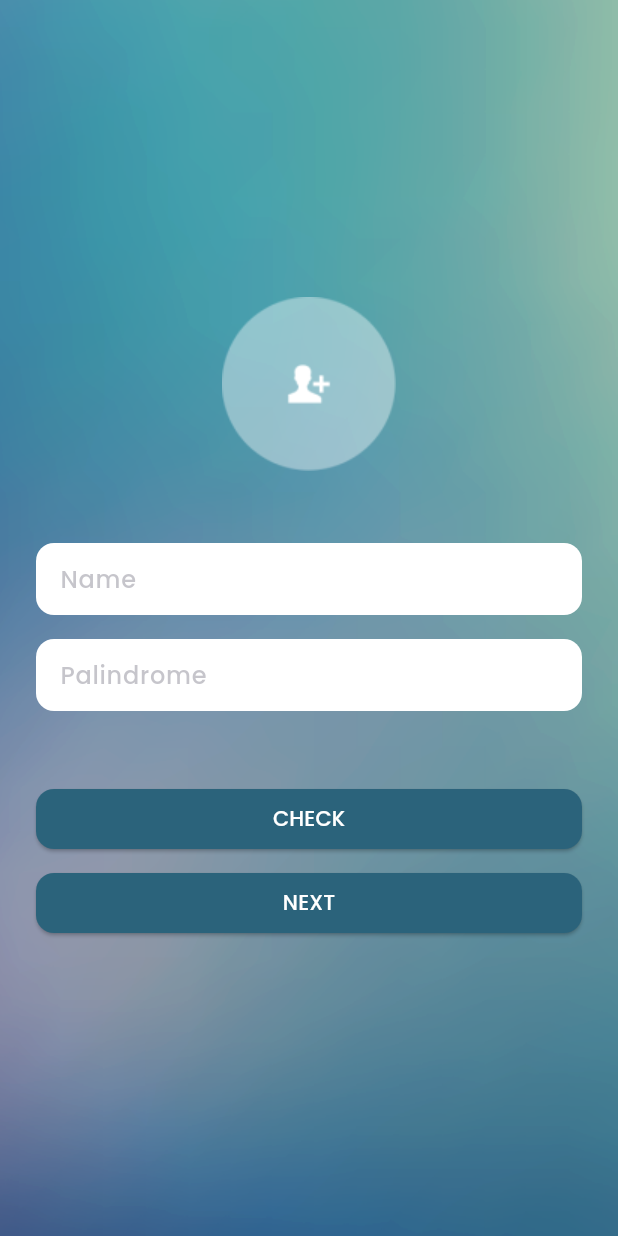
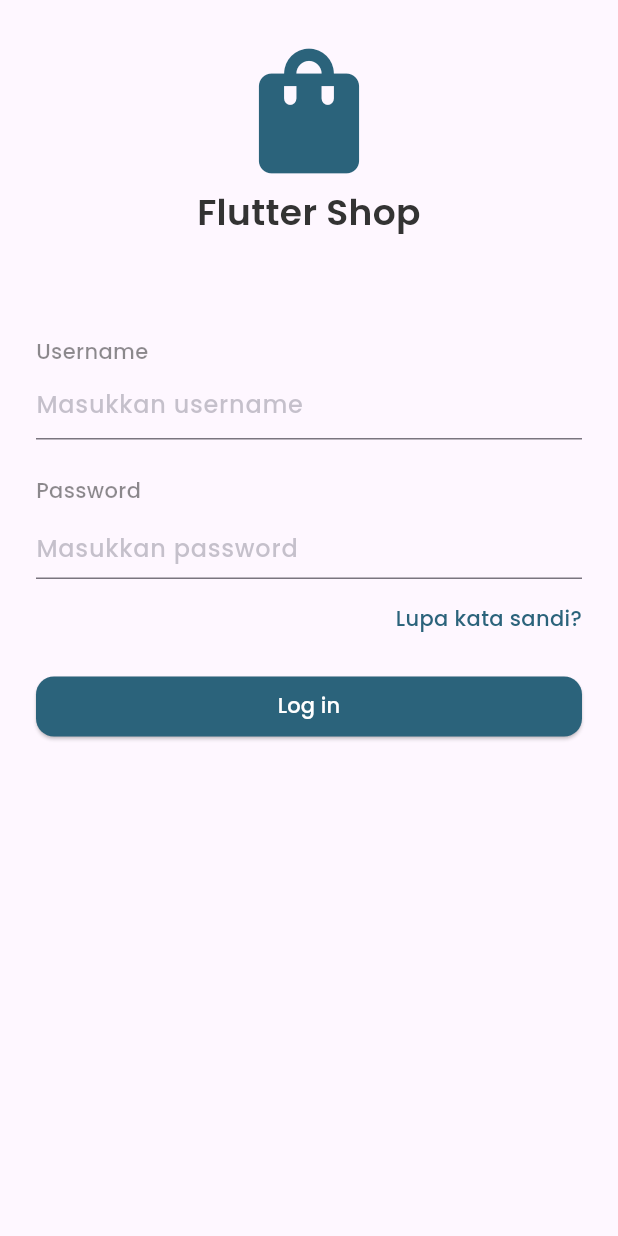
Before and after one commit to ristekoss/flutter-clean-architecture, a Flutter app: the screen it shows after launch, on a phone screen of 412 x 824 dp. Run offline on Flutter 3.47's test engine with Material 3 defaults, Android fonts, the phone set to English and light mode, and no system bars; our stand-ins replace dartz, dio, equatable, flutter_bloc, get_it, go_router and 3 more; project files that could hold a hidden picture were left out.

Commit message:
feat(authentication): implement login screen

```diff
--- a/lib/core/router/app_router_config.dart
+++ b/lib/core/router/app_router_config.dart
@@ -1,19 +1,19 @@
-import 'package:go_router/go_router.dart';
-import 'package:boilerplate/features/main/presentation/pages/first_page.dart';
+import 'package:boilerplate/features/authentication/presentation/pages/login_page.dart';
 import 'package:boilerplate/features/main/presentation/pages/main_page.dart';
 import 'package:boilerplate/features/main/presentation/pages/second_page.dart';
 import 'package:boilerplate/features/main/presentation/pages/third_page.dart';
+import 'package:go_router/go_router.dart';
 
 import 'app_routes.dart';
 
 class AppRouterConfig {
   static final GoRouter _router = GoRouter(
-      initialLocation: '/',
+      initialLocation: LoginPage.route,
       routes: <RouteBase>[
         GoRoute(
-          path: '/',
-          name: AppRoutes.loginPage,
-          builder: (context, state) => const FirstPage()
+          path: LoginPage.route,
+          name: LoginPage.route,
+          builder: (context, state) => const LoginPage()
         ),
         ShellRoute(
             builder: (context, state, child) => MainPage(body: child),
--- a/lib/design/constants/colors.dart
+++ b/lib/design/constants/colors.dart
@@ -2,6 +2,9 @@ import 'dart:ui';
 
 class AppColors {
   static const Color primary = Color(0xFF2B637B);
+  static const Color secondary = Color(0xFF333333);
+
+
   static const Color black = Color(0xFF04021D);
   static const Color blue = Color(0xFF554AF0);
 
--- /dev/null
+++ b/lib/design/widgets/app_text_button.dart
@@ -0,0 +1,28 @@
+import 'package:flutter/material.dart';
+
+import '../constants/colors.dart';
+import '../constants/text_style.dart';
+
+class AppTextButton extends StatelessWidget {
+  final String label;
+  final VoidCallback onTap;
+
+  const AppTextButton({
+    super.key,
+    required this.label,
+    required this.onTap,
+  });
+
+  @override
+  Widget build(BuildContext context) {
+    return GestureDetector(
+      onTap: onTap,
+      child: Text(
+        label,
+        style: AppTextStyle.regularSemiBold.copyWith(
+          color: AppColors.primary,
+        ),
+      ),
+    );
+  }
+}
--- a/lib/design/widgets/app_text_field.dart
+++ b/lib/design/widgets/app_text_field.dart
@@ -3,27 +3,75 @@ import 'package:flutter/material.dart';
 import '../constants/colors.dart';
 import '../constants/text_style.dart';
 
-class AppTextField extends StatelessWidget {
+class AppTextField extends StatefulWidget {
   final TextEditingController controller;
   final String hint;
-  const AppTextField({Key? key, required this.controller, required this.hint}) : super(key: key);
+  final String? label;
+  final bool obscureText;
+
+  const AppTextField({
+    Key? key,
+    required this.controller,
+    required this.hint,
+    this.label,
+    this.obscureText = false,
+  }) : super(key: key);
+
+  @override
+  State<AppTextField> createState() => _AppTextFieldState();
+}
+
+class _AppTextFieldState extends State<AppTextField> {
+  late ValueNotifier<bool> isObscure;
+
+  @override
+  void initState() {
+    isObscure = ValueNotifier<bool>(widget.obscureText);
+    super.initState();
+  }
 
   @override
   Widget build(BuildContext context) {
-    return Container(
-        padding: const EdgeInsets.symmetric(horizontal: 16),
-        decoration: BoxDecoration(
-          color: Colors.white,
-          borderRadius: BorderRadius.circular(12),
+    return Column(
+      crossAxisAlignment: CrossAxisAlignment.start,
+      children: [
+        if (widget.label != null)
+          Text(
+            widget.label!,
+            style: AppTextStyle.regularSemiBold.copyWith(
+              color: Colors.black45,
+            ),
+          ),
+        ValueListenableBuilder(
+          valueListenable: isObscure,
+          builder: (context, obscure, child) {
+            return TextField(
+              controller: widget.controller,
+              obscureText: obscure,
+              style: AppTextStyle.regularSemiBold.copyWith(
+                color: Colors.black,
+              ),
+              decoration: InputDecoration(
+                hintText: widget.hint,
+                hintStyle: AppTextStyle.regularSemiBold.copyWith(
+                  color: AppColors.grey200,
+                ),
+                suffix: widget.obscureText
+                    ? GestureDetector(
+                        onTap: () {
+                          isObscure.value = !obscure;
+                        },
+                        child: Icon(
+                          obscure ? Icons.visibility : Icons.visibility_off,
+                          color: obscure ? AppColors.primary : Colors.black45,
+                        ),
+                      )
+                    : null,
+              ),
+            );
+          },
         ),
-        child: TextField(
-          controller: controller,
-          style: AppTextStyle.regularSemiBold.copyWith(color: Colors.black),
-          decoration: InputDecoration(
-              border: InputBorder.none,
-              hintText: hint,
-              hintStyle: AppTextStyle.regularSemiBold.copyWith(color: AppColors.grey200)
-          ),
-        ));
+      ],
+    );
   }
 }
--- /dev/null
+++ b/lib/features/authentication/presentation/pages/login_page.dart
@@ -0,0 +1,100 @@
+import 'package:boilerplate/core/router/app_routes.dart';
+import 'package:boilerplate/design/constants/colors.dart';
+import 'package:boilerplate/design/constants/text_style.dart';
+import 'package:boilerplate/design/widgets/app_text_button.dart';
+import 'package:boilerplate/design/widgets/app_text_field.dart';
+import 'package:boilerplate/design/widgets/primary_button.dart';
+import 'package:flutter/material.dart';
+import 'package:go_router/go_router.dart';
+
+class LoginPage extends StatefulWidget {
+  const LoginPage({super.key});
+
+  static const route = '/login';
+
+  @override
+  State<LoginPage> createState() => _LoginPageState();
+}
+
+class _LoginPageState extends State<LoginPage> {
+  late TextEditingController _nameController;
+  late TextEditingController _passwordController;
+
+  @override
+  void initState() {
+    super.initState();
+    _nameController = TextEditingController();
+    _passwordController = TextEditingController();
+  }
+
+  @override
+  void dispose() {
+    _nameController.dispose();
+    _passwordController.dispose();
+    super.dispose();
+  }
+
+  @override
+  Widget build(BuildContext context) {
+    return Scaffold(
+      body: SafeArea(
+        child: SingleChildScrollView(
+          padding: const EdgeInsets.all(24),
+          child: Column(
+            children: [
+              const Icon(
+                Icons.shopping_bag,
+                color: AppColors.primary,
+                size: 100,
+              ),
+              Text(
+                'Flutter Shop',
+                style: AppTextStyle.headline1.copyWith(color: AppColors.secondary),
+                textAlign: TextAlign.center,
+              ),
+              const SizedBox(
+                height: 64,
+              ),
+              AppTextField(
+                controller: _nameController,
+                label: 'Username',
+                hint: 'Masukkan username',
+              ),
+              const SizedBox(
+                height: 24,
+              ),
+              AppTextField(
+                controller: _passwordController,
+                obscureText: true,
+                label: 'Password',
+                hint: 'Masukkan password',
+              ),
+              const SizedBox(
+                height: 16,
+              ),
+              Align(
+                alignment: Alignment.centerRight,
+                child: AppTextButton(
+                  label: 'Lupa kata sandi?',
+                  onTap: () {},
+                ),
+              ),
+              const SizedBox(
+                height: 24,
+              ),
+              PrimaryButton(
+                text: 'Log in',
+                onTap: () {
+                  context.pushReplacementNamed(AppRoutes.secondPage);
+                },
+              ),
+              const SizedBox(
+                height: 24,
+              ),
+            ],
+          ),
+        ),
+      ),
+    );
+  }
+}
--- a/lib/features/main/presentation/pages/first_page.dart
+++ /dev/null
@@ -1,89 +0,0 @@
-import 'package:flutter/material.dart';
-import 'package:boilerplate/core/constants/assets.dart';
-import 'package:boilerplate/core/router/app_routes.dart';
-import 'package:boilerplate/core/router/go.dart';
-import 'package:boilerplate/design/widgets/app_text_field.dart';
-import 'package:boilerplate/design/widgets/primary_button.dart';
-import 'package:boilerplate/features/main/presentation/bloc/main_cubit.dart';
-import 'package:boilerplate/features/main/presentation/widgets/dialogs.dart';
-
-import '../../../../services/di.dart';
-
-class FirstPage extends StatefulWidget {
-  const FirstPage({Key? key}) : super(key: key);
-
-  @override
-  State<FirstPage> createState() => _FirstPageState();
-}
-
-class _FirstPageState extends State<FirstPage> {
-  late MainCubit _cubit;
-  late TextEditingController _nameController;
-  late TextEditingController _palindromeController;
-
-  @override
-  void initState() {
-    _nameController = TextEditingController();
-    _palindromeController = TextEditingController();
-    _cubit = di<MainCubit>();
-    super.initState();
-  }
-
-  @override
-  void dispose() {
-    _nameController.dispose();
-    _palindromeController.dispose();
-    super.dispose();
-  }
-
-  @override
-  Widget build(BuildContext context) {
-    return Scaffold(
-      body: Container(
-        width: double.infinity,
-        decoration: const BoxDecoration(
-          image: DecorationImage(image: AssetImage(Assets.imgBackground), fit: BoxFit.cover)
-        ),
-        child: Center(
-          child: SingleChildScrollView(
-            padding: const EdgeInsets.symmetric(horizontal: 24),
-            child: Column(
-              mainAxisAlignment: MainAxisAlignment.center,
-              children: [
-                Image.asset(Assets.icPhoto),
-                const SizedBox(height: 48,),
-                AppTextField(controller: _nameController, hint: 'Name'),
-                const SizedBox(height: 16,),
-                AppTextField(controller: _palindromeController, hint: 'Palindrome'),
-                const SizedBox(height: 48,),
-                PrimaryButton(
-                  text: 'CHECK',
-                  onTap: (){
-                    final res = _cubit.isPalindrome(_palindromeController.text);
-                    if(res){
-                      MainDialogs.showAlertDialog("isPalindrome", context);
-                    } else {
-                      MainDialogs.showAlertDialog("not palindrome", context);
-                    }
-                  },
-                ),
-                const SizedBox(height: 8,),
-                PrimaryButton(
-                  text: 'NEXT',
-                  onTap: (){
-                    if(_nameController.text.isEmpty){
-                      MainDialogs.showAlertDialog("Fill name first!", context);
-                    } else {
-                      _cubit.login(_nameController.text);
-                      Go.goNamed(context, route: AppRoutes.secondPage);
-                    }
-                  },
-                )
-              ],
-            ),
-          ),
-        ),
-      ),
-    );
-  }
-}
```
Also changed, not shown: pubspec.lock.
